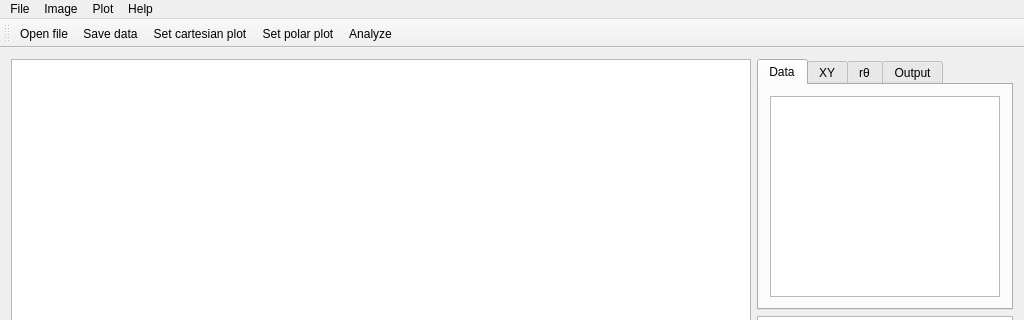
Old version of the form mainwindow.ui in the repository k61n/pltgrbr; both pictures show x 0 to 1024 and y 0 to 320 of the 1024 by 600 pixel window.
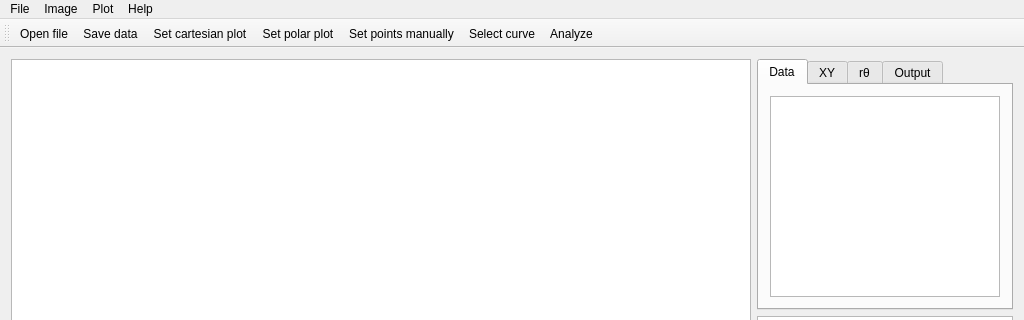
New version of the form. Icons and pictures are not drawn. Custom widgets are drawn as their Qt base class.

```diff
--- a/mainwindow.ui
+++ b/mainwindow.ui
@@ -503,6 +503,8 @@
    <addaction name="actionSave_data"/>
    <addaction name="actionSet_XY"/>
    <addaction name="actionSet_polar_plot"/>
+   <addaction name="actionSet_points_manually"/>
+   <addaction name="actionSelect_curve"/>
    <addaction name="actionAnalyze"/>
   </widget>
   <widget class="QStatusBar" name="statusBar"/>
@@ -612,6 +614,24 @@
     <string>Arbitrary</string>
    </property>
   </action>
+  <action name="actionSet_points_manually">
+   <property name="icon">
+    <iconset resource="myres.qrc">
+     <normaloff>:/new/Images/Images/points.png</normaloff>:/new/Images/Images/points.png</iconset>
+   </property>
+   <property name="text">
+    <string>Set points manually</string>
+   </property>
+  </action>
+  <action name="actionSelect_curve">
+   <property name="icon">
+    <iconset resource="myres.qrc">
+     <normaloff>:/new/Images/Images/freeline.png</normaloff>:/new/Images/Images/freeline.png</iconset>
+   </property>
+   <property name="text">
+    <string>Select curve</string>
+   </property>
+  </action>
  </widget>
  <layoutdefault spacing="6" margin="11"/>
  <customwidgets>
```
Left out of the diff: 6 changed lines with no effect on the pictures.
